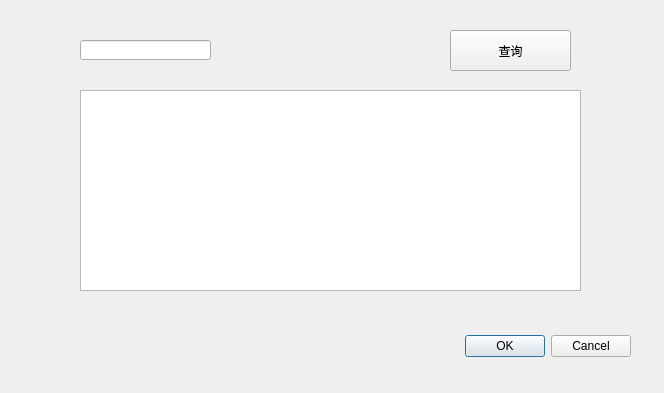
The window that Transit/searchline.ui (Nqn7mi-mylove/NJUPT-ProgramWeek) describes before a commit, drawn with Qt 5.
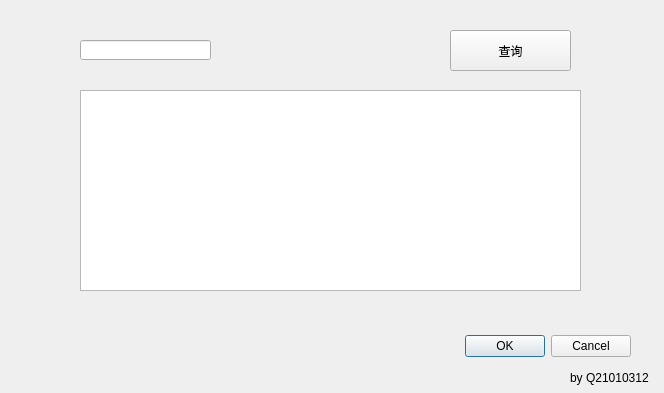
The same window after the commit.

Diff of the .ui file:
```diff
--- a/Transit/searchline.ui
+++ b/Transit/searchline.ui
@@ -62,6 +62,19 @@
     <string>查询</string>
    </property>
   </widget>
+  <widget class="QLabel" name="label">
+   <property name="geometry">
+    <rect>
+     <x>570</x>
+     <y>370</y>
+     <width>91</width>
+     <height>16</height>
+    </rect>
+   </property>
+   <property name="text">
+    <string>by Q21010312</string>
+   </property>
+  </widget>
  </widget>
  <resources/>
  <connections>
```
